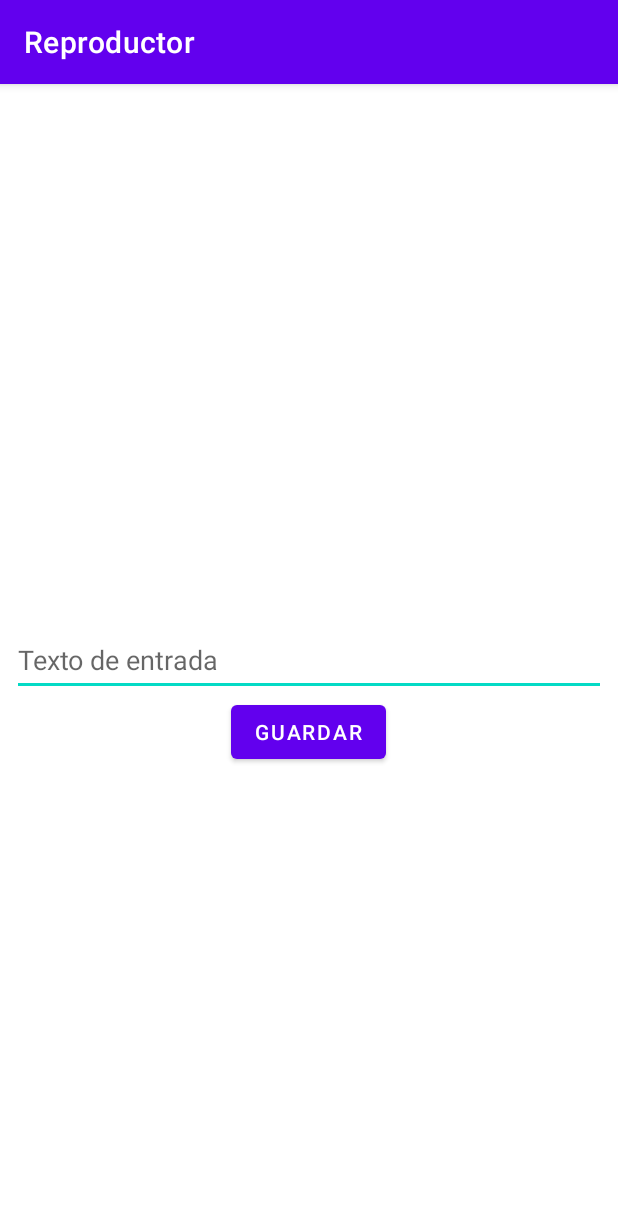
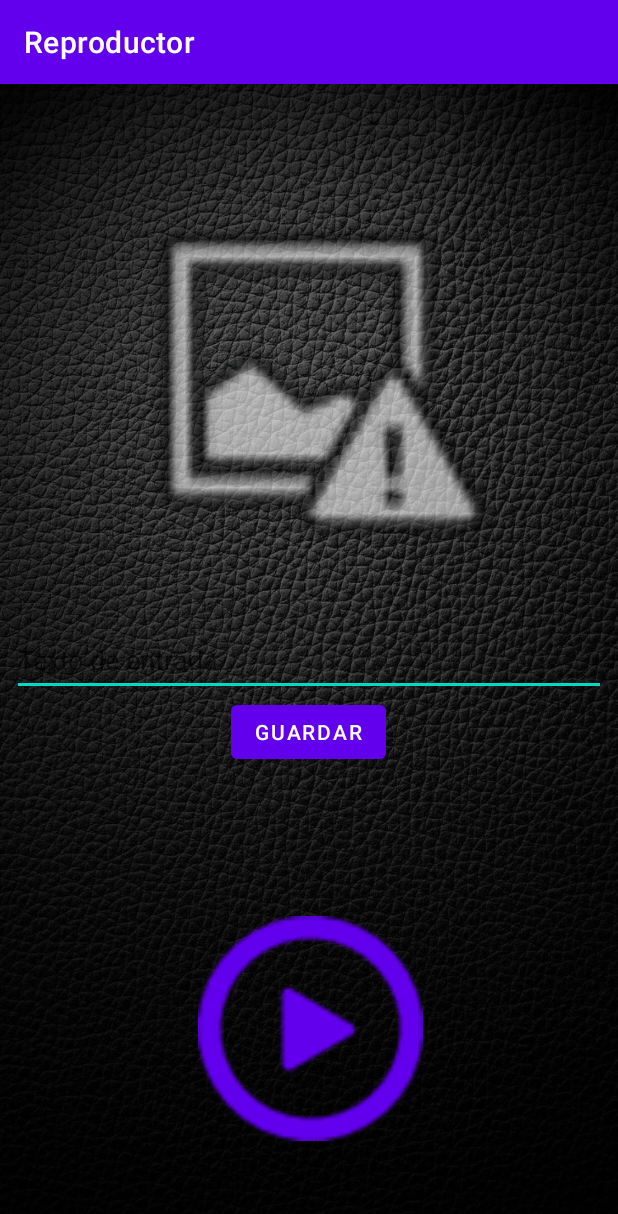
Before and after one commit to Jose8888888/Proyecto-2, an Android app: the screen it shows after launch (MainActivity), on a phone screen of 412 x 824 dp. Shown: the top 1214 px of the screen. Run offline under Robolectric (Android 15) with nearby library versions, the phone set to English and light mode, and no system bars.

Commit message:
reproducir música

```diff
--- a/Reproductor/app/build.gradle
+++ b/Reproductor/app/build.gradle
@@ -43,4 +43,5 @@ dependencies {
     androidTestImplementation 'androidx.test.espresso:espresso-core:3.4.0'
 
     apply plugin: 'kotlin-android-extensions'
+    apply plugin: 'kotlin-android-extensions'
 }
--- a/Reproductor/app/src/main/java/mx/unam/fciencias/reproductor/Controlador.kt
+++ b/Reproductor/app/src/main/java/mx/unam/fciencias/reproductor/Controlador.kt
@@ -1,18 +1,52 @@
 package mx.unam.fciencias.reproductor
 
 import android.R
+import android.widget.Button
+
+import android.widget.*
+
+
+import android.Manifest
+import android.content.Context
+import android.database.sqlite.SQLiteDatabase
+import android.media.MediaPlayer
+import android.os.Build
+import android.os.Bundle
 import android.view.View
 import android.widget.EditText
+import androidx.annotation.RequiresApi
+import androidx.appcompat.app.AppCompatActivity
+import androidx.core.app.ActivityCompat
 
 
 
+class Controlador : AppCompatActivity() {
 
-class Controlador {
 
-    //manda un error a la interfaz
-    fun error(error: String) {
+    //imprime un error en la interfaz
+    fun enviaError(error : String) {
+
+    }
+
+    //regresa el botón de play
+    fun play(): Button {
+        return findViewById<View>(mx.unam.fciencias.reproductor.R.id.play) as Button
+    }
+
+    //regresa la vista de imagen
+    fun imagen(): ImageView {
+        return findViewById<View>(mx.unam.fciencias.reproductor.R.id.imagen) as ImageView
+    }
+
+    //regresa una lista con las canciones que lee
+    fun canciones(context : Context) : MutableList<MediaPlayer> {
+        var lista = mutableListOf<MediaPlayer>()
+        lista.add(MediaPlayer.create(context, mx.unam.fciencias.reproductor.R.raw.tea))
+
+        return lista
 
     }
 
 
+
 }
--- a/Reproductor/app/src/main/java/mx/unam/fciencias/reproductor/MainActivity.kt
+++ b/Reproductor/app/src/main/java/mx/unam/fciencias/reproductor/MainActivity.kt
@@ -2,10 +2,13 @@ package mx.unam.fciencias.reproductor
 
 import android.Manifest
 import android.database.sqlite.SQLiteDatabase
+import android.media.MediaPlayer
 import android.os.Build
 import android.os.Bundle
 import android.view.View
+import android.widget.Button
 import android.widget.EditText
+import android.widget.ImageView
 import androidx.annotation.RequiresApi
 import androidx.appcompat.app.AppCompatActivity
 import androidx.core.app.ActivityCompat
@@ -15,8 +18,7 @@ class MainActivity : AppCompatActivity() {
 
     private val minero = Minero()
     private val creador = CreadorBaseDeDatos(this)
-
-
+    private var reproductor = Reproductor()
 
 
     @RequiresApi(Build.VERSION_CODES.O)
@@ -37,7 +39,6 @@ class MainActivity : AppCompatActivity() {
         }
         val bdd: SQLiteDatabase = creador.writableDatabase
         val manejador = ManejadorBaseDeDatos(bdd)
-
         manejador.inicializa()
 
         val cursor = bdd.rawQuery("SELECT * FROM albums", null)
@@ -57,12 +58,16 @@ class MainActivity : AppCompatActivity() {
 
                 } while (cursor.moveToNext())
             }
+
+
         }
 
         cursor.close()
 
-
-
+        val play = findViewById<View>(mx.unam.fciencias.reproductor.R.id.play) as Button
+        val mp = MediaPlayer.create(this, mx.unam.fciencias.reproductor.R.raw.tea)
+        val imagen = findViewById<View>(mx.unam.fciencias.reproductor.R.id.imagen) as ImageView
+        reproductor = Reproductor(play, mp, imagen, this)
     }
 
 
@@ -90,4 +95,9 @@ class MainActivity : AppCompatActivity() {
         }
     }
 
+    //reproduce o pausa la canción
+    fun reproducePausa(view : View) {
+        reproductor.reproducePausa(this)
+    }
+
 }
--- a/Reproductor/app/src/main/java/mx/unam/fciencias/reproductor/Minero.kt
+++ b/Reproductor/app/src/main/java/mx/unam/fciencias/reproductor/Minero.kt
@@ -16,7 +16,7 @@ class Minero {
         if (dato != null) {
             return dato
         } else {
-            controlador.error("El archivo no existe")
+            controlador.enviaError("El archivo no existe")
         }
         return null
     }
--- /dev/null
+++ b/Reproductor/app/src/main/java/mx/unam/fciencias/reproductor/Reproductor.kt
@@ -0,0 +1,53 @@
+package mx.unam.fciencias.reproductor
+
+import android.media.MediaPlayer
+import android.widget.Button
+import android.widget.ImageView
+import android.Manifest
+import android.content.Context
+import android.database.sqlite.SQLiteDatabase
+import android.os.Build
+import android.os.Bundle
+import android.view.View
+import android.widget.EditText
+import android.widget.Toast
+import androidx.annotation.RequiresApi
+import androidx.appcompat.app.AppCompatActivity
+import androidx.core.app.ActivityCompat
+
+
+class Reproductor {
+    val controlador = Controlador()
+    val play : Button?
+    val mp : MediaPlayer?
+    val imagen : ImageView?
+    var i = 0
+    var canciones = mutableListOf<MediaPlayer>()
+
+    constructor() {
+        play = null
+        mp = null
+        imagen = null
+    }
+
+    constructor(play : Button, mp : MediaPlayer, imagen : ImageView, context : Context) {
+        this.play = play
+        this.mp = mp
+        this.imagen = imagen
+        canciones = controlador.canciones(context)
+    }
+
+    //reproduce o pausa la canción
+    fun reproducePausa(context : Context) {
+        if (canciones[i].isPlaying) {
+            canciones[i].pause()
+            play?.setBackgroundResource(mx.unam.fciencias.reproductor.R.drawable.reproducir)
+            Toast.makeText(context, "Canción pausada", Toast.LENGTH_SHORT).show()
+
+        } else {
+            canciones[i].start()
+            play?.setBackgroundResource(mx.unam.fciencias.reproductor.R.drawable.pausa)
+            Toast.makeText(context, "Reproduciendo canción", Toast.LENGTH_SHORT).show()
+        }
+    }
+}
--- a/Reproductor/app/src/main/res/layout/activity_main.xml
+++ b/Reproductor/app/src/main/res/layout/activity_main.xml
@@ -1,8 +1,10 @@
 <?xml version="1.0" encoding="utf-8"?>
 <RelativeLayout xmlns:android="http://schemas.android.com/apk/res/android"
+    xmlns:app="http://schemas.android.com/apk/res-auto"
     xmlns:tools="http://schemas.android.com/tools"
     android:layout_width="match_parent"
     android:layout_height="match_parent"
+    android:background="@drawable/background"
     android:paddingLeft="@dimen/activity_horizontal_margin"
     android:paddingTop="@dimen/activity_vertical_margin"
     android:paddingRight="@dimen/activity_horizontal_margin"
@@ -15,7 +17,8 @@
         android:layout_height="wrap_content"
         android:layout_centerInParent="true"
         android:hint="Texto de entrada"
-        android:minHeight="48dp" />
+        android:minHeight="48dp"
+        android:autofillHints="" />
 
     <Button
         android:id="@+id/boton"
@@ -26,5 +29,41 @@
         android:onClick="recibeEntrada"
         android:text="Guardar" />
 
+    <androidx.constraintlayout.widget.ConstraintLayout
+        android:id="@+id/Layout"
+        android:layout_width="match_parent"
+        android:layout_height="match_parent">
+
+        <ImageView
+            android:id="@+id/imagen"
+            android:layout_width="296dp"
+            android:layout_height="274dp"
+            android:layout_marginStart="50dp"
+            android:layout_marginTop="34dp"
+            android:layout_marginEnd="50dp"
+            android:layout_marginBottom="407dp"
+            android:contentDescription="@string/app_name"
+            android:src="@android:drawable/ic_menu_report_image"
+            app:layout_constraintBottom_toBottomOf="parent"
+            app:layout_constraintEnd_toEndOf="parent"
+            app:layout_constraintStart_toStartOf="parent"
+            app:layout_constraintTop_toTopOf="parent" />
+
+        <Button
+            android:id="@+id/play"
+            android:layout_width="150dp"
+            android:layout_height="150dp"
+            android:layout_marginStart="151dp"
+            android:layout_marginTop="262dp"
+            android:layout_marginEnd="150dp"
+            android:layout_marginBottom="97dp"
+            android:background="@drawable/reproducir"
+            android:onClick="reproducePausa"
+            app:layout_constraintBottom_toBottomOf="parent"
+            app:layout_constraintEnd_toEndOf="parent"
+            app:layout_constraintStart_toStartOf="parent"
+            app:layout_constraintTop_toBottomOf="@+id/imagen" />
+    </androidx.constraintlayout.widget.ConstraintLayout>
+
 
 </RelativeLayout>
```
Also changed, not shown: Reproductor/app/src/main/res/drawable/background.jpg (added), Reproductor/app/src/main/res/drawable/pausa.png (added), Reproductor/app/src/main/res/drawable/reproducir.png (added).
